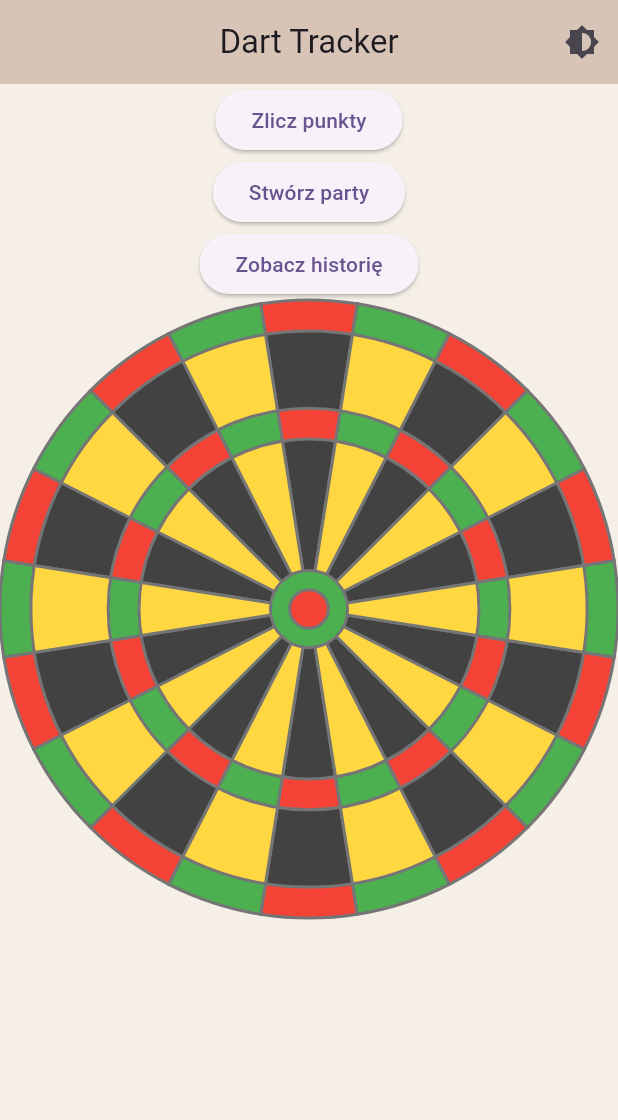
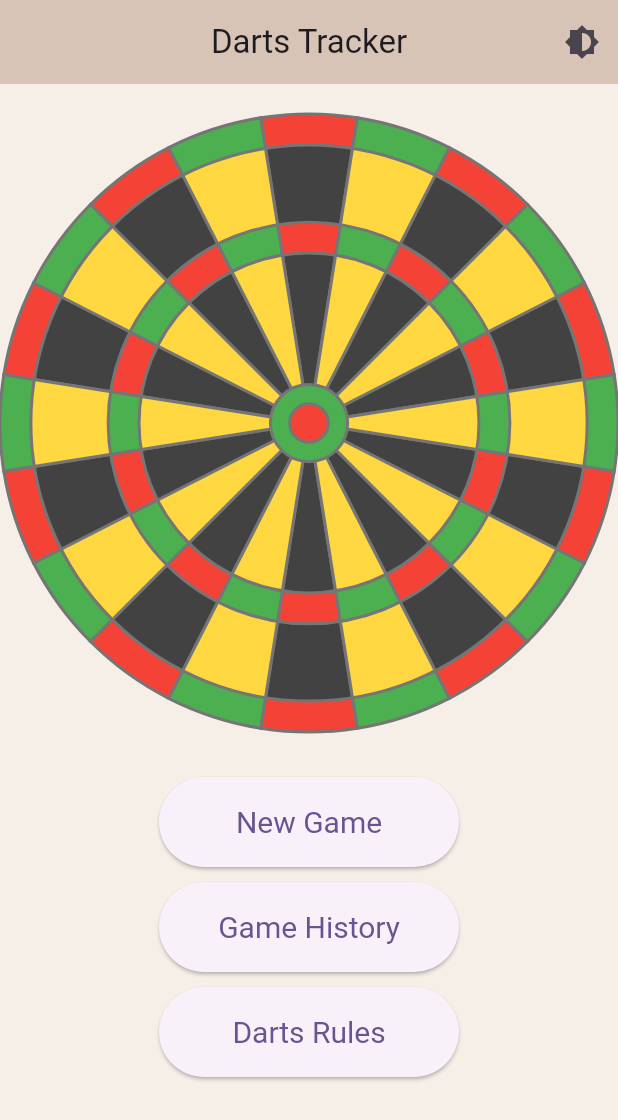
Before and after one commit to Owczany/dart-tracker, a Flutter app: the screen it shows after launch, on a phone screen of 412 x 824 dp. Shown: the top 1120 px of the screen. Run offline on Flutter 3.47's test engine with Material 3 defaults, Android fonts, the phone set to English and light mode, and no system bars.

Commit message:
new game dialog
does work how I intended it to do, however useless for now (no serialisation, no going into gamescreen etc.

```diff
--- /dev/null
+++ b/devtools_options.yaml
@@ -0,0 +1,3 @@
+description: This file stores settings for Dart & Flutter DevTools.
+documentation: https://docs.flutter.dev/tools/devtools/extensions#configure-extension-enablement-states
+extensions:
--- a/lib/screens/home_screen.dart
+++ b/lib/screens/home_screen.dart
@@ -1,3 +1,4 @@
+import 'package:darttracker/utils/dialog_utils.dart';
 import 'package:darttracker/views/widgets/dart_board/dartboard.dart';
 import 'package:flutter/material.dart';
 import 'package:provider/provider.dart';
@@ -17,7 +18,7 @@ class _HomeScreenState extends State<HomeScreen> {
 
     return Scaffold(
       appBar: AppBar(
-        title: const Text('Dart Tracker'),
+        title: const Text('Darts Tracker'),
         centerTitle: true,
         backgroundColor: theme.appBarTheme.backgroundColor,
         actions: [
@@ -33,25 +34,49 @@ class _HomeScreenState extends State<HomeScreen> {
         color: theme.scaffoldBackgroundColor,
         child: Column(
           children: [
+            const SizedBox(height: 20),
+            const Dartboard(),
+            const SizedBox(height: 30),
+            Center(
+              child: ElevatedButton(
+                onPressed: () {
+                  showNewGameDialog(context);
+                },
+                style: ElevatedButton.styleFrom(
+                  padding:
+                      const EdgeInsets.symmetric(horizontal: 32, vertical: 16),
+                  textStyle: const TextStyle(fontSize: 20),
+                  minimumSize: const Size(200, 60),
+                ),
+                child: const Text('New Game'),
+              ),
+            ),
+            const SizedBox(height: 10),
             Center(
               child: ElevatedButton(
                 onPressed: () {},
-                child: const Text('Zlicz punkty'),
+                style: ElevatedButton.styleFrom(
+                  padding:
+                      const EdgeInsets.symmetric(horizontal: 32, vertical: 16),
+                  textStyle: const TextStyle(fontSize: 20),
+                  minimumSize: const Size(200, 60),
+                ),
+                child: const Text('Game History'),
               ),
             ),
+            const SizedBox(height: 10),
             Center(
               child: ElevatedButton(
                 onPressed: () {},
-                child: const Text('Stwórz party'),
+                style: ElevatedButton.styleFrom(
+                  padding:
+                      const EdgeInsets.symmetric(horizontal: 32, vertical: 16),
+                  textStyle: const TextStyle(fontSize: 20),
+                  minimumSize: const Size(200, 60),
+                ),
+                child: const Text('Darts Rules'),
               ),
             ),
-            Center(
-              child: ElevatedButton(
-                onPressed: () {},
-                child: const Text('Zobacz historię'),
-              ),
-            ),
-            Dartboard(),
           ],
         ),
       ),
```
Also changed, not shown: lib/utils/dialog_utils.dart (added, +192 -0 lines), lib/controllers/new_game_dialog_controller.dart (added).
